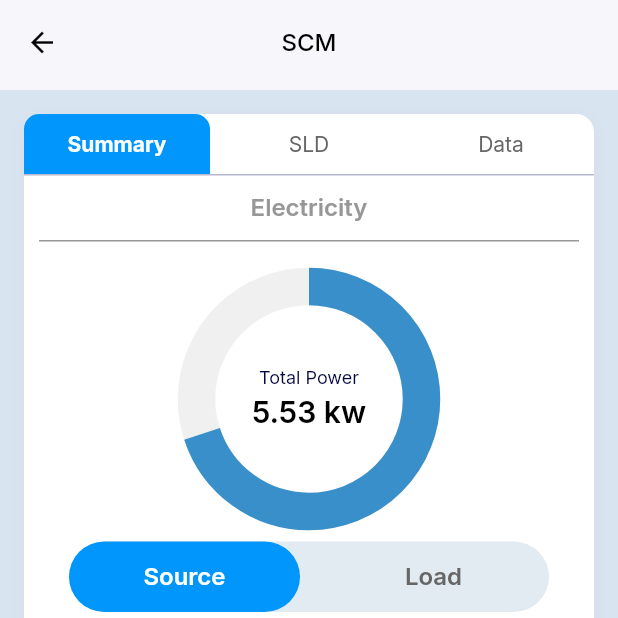
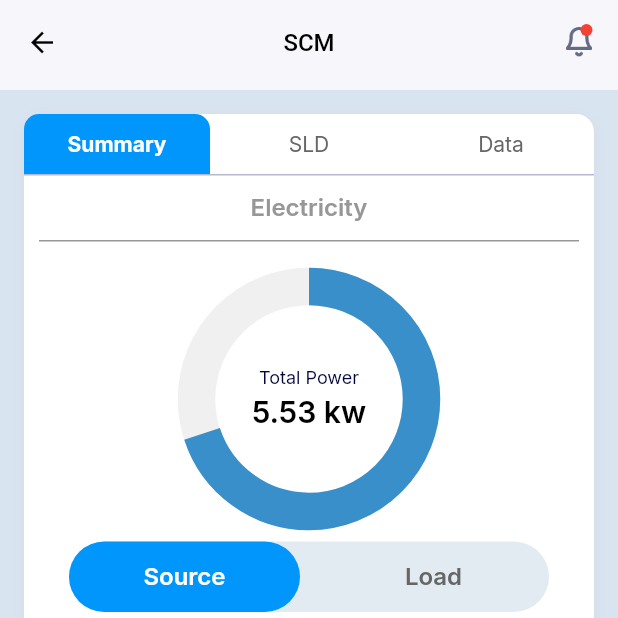
Before and after one commit to mdnirakib51/scube_tech_task, a Flutter app: the HomeScreen screen opened directly, on a phone screen of 412 x 824 dp, the top half of it. Run offline on Flutter 3.47's test engine with Material 3 defaults, Android fonts, the phone set to English and light mode, and no system bars; our stand-ins replace get, google_fonts.

Commit message:
Semi Circular

```diff
--- a/lib/src/features/scm_data/view/widget/semi_circular_progress_painter_widget.dart
+++ b/lib/src/features/scm_data/view/widget/semi_circular_progress_painter_widget.dart
@@ -44,7 +44,7 @@ class SemiCircularProgressPainterWidget extends StatelessWidget {
                 color: ColorRes.appThiTextColor,
               ),
               GlobalText(
-                str: "",
+                str: subTitle ?? "",
                 fontSize: 14,
                 fontWeight: FontWeight.w400,
                 color: ColorRes.appThiTextColor,
--- a/lib/src/global/constants/images.dart
+++ b/lib/src/global/constants/images.dart
@@ -23,6 +23,7 @@ class Images {
   static const String appLogoShadow = 'assets/app_src/dummy_shadow_logo.png';
   static const String noDataFoundImg = 'assets/app_images/no_data_found_ic.png';
   static const String dataCostIc = 'assets/app_images/data_cost_ic.png';
+  static const String notificationIc = 'assets/app_images/notification_ic.png';
 
 
   static const String electricityIcon = 'assets/app_images/electricity_icon.png';
--- a/lib/src/global/widget/global_appbar.dart
+++ b/lib/src/global/widget/global_appbar.dart
@@ -1,6 +1,8 @@
 import 'package:flutter/material.dart';
 import 'package:get/get.dart';
+import 'package:scube_technologies_task/src/global/constants/images.dart';
 import '../constants/colors_resources.dart';
+import 'global_image_loader.dart';
 import 'global_sized_box.dart';
 import 'global_text.dart';
 
@@ -56,6 +58,59 @@ class GlobalAppbarWidget extends StatelessWidget {
 }
 
 
+// class GlobalAppBar extends StatelessWidget {
+//   const GlobalAppBar({
+//     super.key,
+//     this.titleText,
+//     this.isBackIc = true,
+//     this.centerTitle,
+//     this.titleColor,
+//     this.fontSize,
+//     this.fontWeight,
+//     this.backColor,
+//     this.title,
+//     this.leading,
+//     this.actions
+//   });
+//   final String? titleText;
+//   final Color? titleColor;
+//   final double? fontSize;
+//   final FontWeight? fontWeight;
+//   final Color? backColor;
+//   final bool? isBackIc;
+//   final bool? centerTitle;
+//   final Widget? title;
+//   final Widget? leading;
+//   final List<Widget>? actions;
+//
+//   @override
+//   Widget build(BuildContext context) {
+//     return AppBar(
+//       backgroundColor: backColor ?? ColorRes.white,
+//       automaticallyImplyLeading: false,
+//       leadingWidth: isBackIc == true ? 56 : 0,
+//       elevation: 1,
+//       leading: leading ?? (isBackIc == true ? IconButton(
+//         splashRadius: 0.1,
+//         icon: const Icon(Icons.arrow_back, color: ColorRes.black, size: 22),
+//         onPressed: (){
+//           Get.back();
+//         },
+//       ) : const SizedBox.shrink()),
+//       centerTitle: centerTitle ?? true,
+//       title: title ?? GlobalText(
+//         str: titleText ?? "",
+//         color: titleColor ?? ColorRes.black,
+//         fontSize: fontSize ?? 16,
+//         fontWeight: fontWeight ?? FontWeight.w500,
+//         textAlign: TextAlign.center,
+//         height: 2.4,
+//       ),
+//       actions: actions,
+//     );
+//   }
+// }
+
 class GlobalAppBar extends StatelessWidget {
   const GlobalAppBar({
     super.key,
@@ -68,8 +123,12 @@ class GlobalAppBar extends StatelessWidget {
     this.backColor,
     this.title,
     this.leading,
-    this.actions
+    this.actions,
+    this.hasNotification = true,
+    this.notificationCount,
+    this.onNotificationTap,
   });
+
   final String? titleText;
   final Color? titleColor;
   final double? fontSize;
@@ -80,31 +139,120 @@ class GlobalAppBar extends StatelessWidget {
   final Widget? title;
   final Widget? leading;
   final List<Widget>? actions;
+  final bool hasNotification;
+  final int? notificationCount;
+  final VoidCallback? onNotificationTap;
 
   @override
   Widget build(BuildContext context) {
     return AppBar(
-      backgroundColor: backColor ?? ColorRes.white,
+      backgroundColor: backColor ?? Colors.white,
       automaticallyImplyLeading: false,
       leadingWidth: isBackIc == true ? 56 : 0,
       elevation: 1,
-      leading: leading ?? (isBackIc == true ? IconButton(
+      leading: leading ??
+          (isBackIc == true
+              ? IconButton(
             splashRadius: 0.1,
-        icon: const Icon(Icons.arrow_back, color: ColorRes.black, size: 22),
-        onPressed: (){
-          Get.back();
+            icon: const Icon(Icons.arrow_back, color: Colors.black, size: 22),
+            onPressed: () {
+              Navigator.pop(context);
             },
-      ) : const SizedBox.shrink()),
+          )
+              : const SizedBox.shrink()),
       centerTitle: centerTitle ?? true,
-      title: title ?? GlobalText(
-        str: titleText ?? "",
-        color: titleColor ?? ColorRes.black,
+      title: title ??
+          Text(
+            titleText ?? "",
+            style: TextStyle(
+              color: titleColor ?? Colors.black,
               fontSize: fontSize ?? 16,
               fontWeight: fontWeight ?? FontWeight.w500,
-        textAlign: TextAlign.center,
               height: 2.4,
             ),
-      actions: actions,
+            textAlign: TextAlign.center,
+          ),
+      actions: [
+        ...actions ?? [],
+        NotificationIcon(
+          onTap: onNotificationTap,
+          hasNotification: hasNotification,
+          notificationCount: notificationCount,
+        ),
+      ]
     );
   }
 }
+
+
+class NotificationIcon extends StatelessWidget {
+  const NotificationIcon({
+    super.key,
+    this.onTap,
+    this.hasNotification = false,
+    this.notificationCount,
+    this.iconColor,
+    this.badgeColor,
+    this.badgeTextColor,
+  });
+
+  final VoidCallback? onTap;
+  final bool hasNotification;
+  final int? notificationCount;
+  final Color? iconColor;
+  final Color? badgeColor;
+  final Color? badgeTextColor;
+
+  @override
+  Widget build(BuildContext context) {
+    return GestureDetector(
+      onTap: onTap,
+      child: Padding(
+        padding: const EdgeInsets.only(right: 16.0),
+        child: Stack(
+          clipBehavior: Clip.none,
+          children: [
+            GlobalImageLoader(
+              imagePath: Images.notificationIc,
+              height: 20,
+              width: 20,
+            ),
+
+            Positioned(
+              right: 1, top: -2,
+              child: Container(
+                padding: notificationCount != null && notificationCount! > 0
+                    ? const EdgeInsets.symmetric(horizontal: 5, vertical: 2)
+                    : const EdgeInsets.all(4),
+                decoration: BoxDecoration(
+                  color: badgeColor ?? Colors.red,
+                  shape: notificationCount != null && notificationCount! > 0
+                      ? BoxShape.rectangle
+                      : BoxShape.circle,
+                  borderRadius: notificationCount != null && notificationCount! > 0
+                      ? BorderRadius.circular(10)
+                      : null,
+                ),
+                constraints: const BoxConstraints(
+                  minWidth: 8,
+                  minHeight: 8,
+                ),
+                child: notificationCount != null && notificationCount! > 0
+                    ? Text(
+                  notificationCount! > 99 ? '99+' : '$notificationCount',
+                  style: TextStyle(
+                    color: badgeTextColor ?? Colors.white,
+                    fontSize: 10,
+                    fontWeight: FontWeight.bold,
+                  ),
+                  textAlign: TextAlign.center,
+                )
+                    : const SizedBox.shrink(),
+              ),
+            ),
+          ],
+        ),
+      ),
+    );
+  }
+}
```
Also changed, not shown: assets/app_images/notification_ic.png (added). Lines whose indentation alone changed are shown as unchanged.
